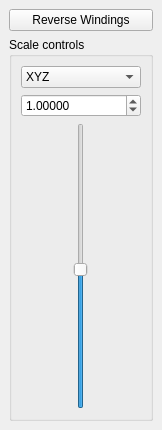
Old version of the form src/ui/TransformDock.ui in the repository Warzone2100/WMIT.
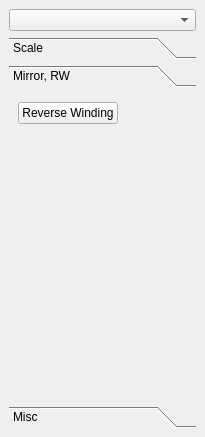
New version of the form. The open tabs and pages were chosen to show the change.

Commit message: Add mesh selector to transform tab (preview is still borken... but actual transform is correct)

The edit to the form file:
```diff
--- a/src/ui/TransformDock.ui
+++ b/src/ui/TransformDock.ui
@@ -6,8 +6,8 @@
    <rect>
     <x>0</x>
     <y>0</y>
-    <width>162</width>
-    <height>430</height>
+    <width>205</width>
+    <height>437</height>
    </rect>
   </property>
   <property name="features">
@@ -22,21 +22,26 @@
   <widget class="QWidget" name="dockWidgetContents">
    <layout class="QVBoxLayout" name="verticalLayout">
     <item>
-     <widget class="QPushButton" name="pb_revWindings">
-      <property name="text">
-       <string>Reverse Windings</string>
-      </property>
-      <property name="checkable">
-       <bool>true</bool>
-      </property>
-     </widget>
+     <widget class="QComboBox" name="cbMeshIdx"/>
     </item>
     <item>
-     <widget class="QGroupBox" name="groupBox">
-      <property name="title">
-       <string>Scale controls</string>
+     <widget class="QToolBox" name="toolBox">
+      <property name="currentIndex">
+       <number>0</number>
       </property>
-      <layout class="QVBoxLayout" name="verticalLayout_2">
+      <widget class="QWidget" name="pageScale">
+       <property name="geometry">
+        <rect>
+         <x>0</x>
+         <y>0</y>
+         <width>187</width>
+         <height>268</height>
+        </rect>
+       </property>
+       <attribute name="label">
+        <string>Scale</string>
+       </attribute>
+       <layout class="QVBoxLayout" name="verticalLayout_3">
        <item>
         <widget class="QComboBox" name="comboBox">
          <property name="sizeAdjustPolicy">
@@ -106,6 +111,46 @@
         </widget>
        </item>
       </layout>
+      </widget>
+      <widget class="QWidget" name="pageMirror">
+       <property name="geometry">
+        <rect>
+         <x>0</x>
+         <y>0</y>
+         <width>187</width>
+         <height>268</height>
+        </rect>
+       </property>
+       <attribute name="label">
+        <string>Mirror, RW</string>
+       </attribute>
+       <layout class="QFormLayout" name="formLayout_2">
+        <item row="0" column="0">
+         <widget class="QPushButton" name="pb_revWindings">
+          <property name="text">
+           <string>Reverse Winding</string>
+          </property>
+          <property name="checkable">
+           <bool>true</bool>
+          </property>
+         </widget>
+        </item>
+       </layout>
+      </widget>
+      <widget class="QWidget" name="pageMisc">
+       <property name="geometry">
+        <rect>
+         <x>0</x>
+         <y>0</y>
+         <width>187</width>
+         <height>268</height>
+        </rect>
+       </property>
+       <attribute name="label">
+        <string>Misc</string>
+       </attribute>
+       <layout class="QFormLayout" name="formLayout"/>
+      </widget>
      </widget>
     </item>
    </layout>
```
Lines whose indentation alone changed are shown as unchanged. The commit also changes 4 other files.
